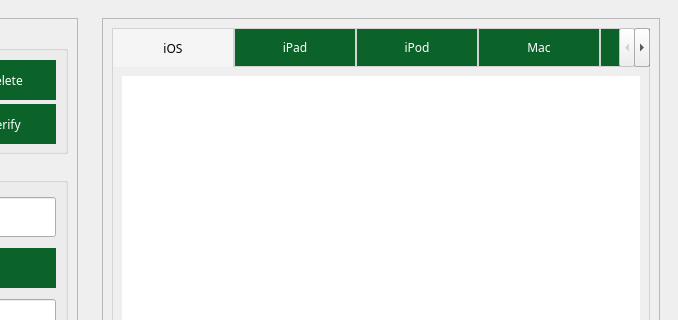
The window that _iFTK.ui (i0nsec/iFirmware-Toolkit) describes before a commit, drawn with Qt 5; both pictures show x 452 to 1130 and y 0 to 320 of the 1130 by 645 pixel window.
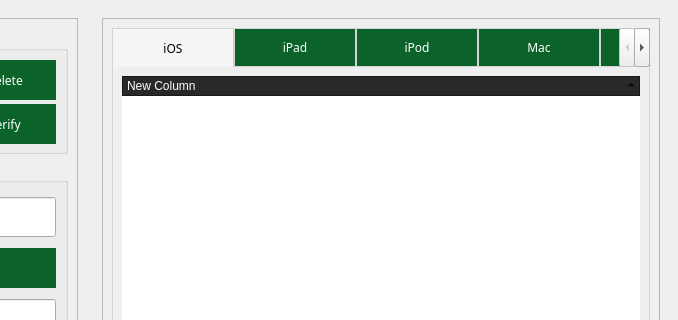
The same window after the commit. The open tabs and pages were chosen to show the change. Icons and pictures are not drawn.

The edit to the form file:
```diff
--- a/_iFTK.ui
+++ b/_iFTK.ui
@@ -46,7 +46,6 @@
                <font>
                 <family>Segoe UI Semibold</family>
                 <pointsize>9</pointsize>
-                <weight>50</weight>
                 <bold>false</bold>
                 <strikeout>false</strikeout>
                 <stylestrategy>PreferDefault</stylestrategy>
@@ -128,6 +127,9 @@
               <property name="elideMode">
                <enum>Qt::ElideRight</enum>
               </property>
+              <property name="movable">
+               <bool>true</bool>
+              </property>
               <widget class="QWidget" name="ios_tab">
                <attribute name="icon">
                 <iconset>
@@ -162,6 +164,10 @@
     border: 1px solid #191919;
 }
 
+QTreeView::item {
+	padding: 10px;
+}
+
 QTreeView::item:hover {
     background: #003451;
 }
@@ -220,18 +226,29 @@
                   <property name="uniformRowHeights">
                    <bool>true</bool>
                   </property>
+                  <property name="sortingEnabled">
+                   <bool>true</bool>
+                  </property>
                   <property name="animated">
                    <bool>true</bool>
                   </property>
                   <property name="allColumnsShowFocus">
                    <bool>true</bool>
                   </property>
+                  <property name="headerHidden">
+                   <bool>false</bool>
+                  </property>
                   <property name="columnCount">
-                   <number>0</number>
+                   <number>1</number>
                   </property>
                   <attribute name="headerDefaultSectionSize">
                    <number>120</number>
                   </attribute>
+                  <column>
+                   <property name="text">
+                    <string>New Column</string>
+                   </property>
+                  </column>
                  </widget>
                 </item>
                </layout>
```
Left out of the diff: 104 changed lines with no effect on the pictures.
